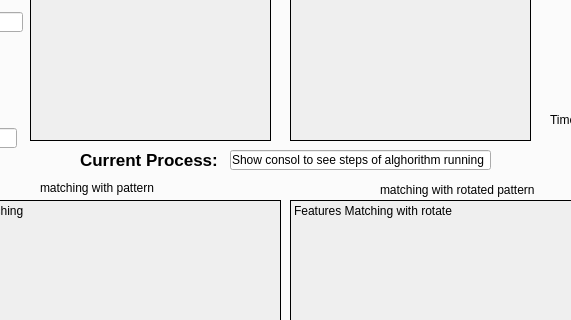
mennamohsensaad/Computer-Vision-And-Matching-Functions, file MainWindow.ui: the form before one commit; both pictures show x 152 to 723 and y 136 to 456 of the 884 by 585 pixel window.
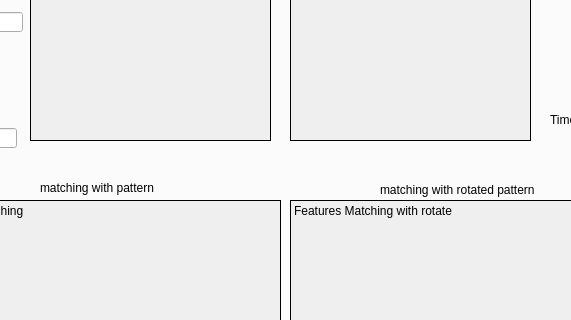
The form after the commit. The open tabs and pages were chosen to show the change. Custom widgets are drawn as their Qt base class.

The edit to the form file:
```diff
--- a/MainWindow.ui
+++ b/MainWindow.ui
@@ -2363,39 +2363,6 @@
        <set>Qt::AlignLeading|Qt::AlignLeft|Qt::AlignTop</set>
       </property>
      </widget>
-     <widget class="QLineEdit" name="lineEdit_current_process">
-      <property name="geometry">
-       <rect>
-        <x>380</x>
-        <y>260</y>
-        <width>261</width>
-        <height>20</height>
-       </rect>
-      </property>
-      <property name="text">
-       <string>Show consol to see steps of alghorithm running </string>
-      </property>
-     </widget>
-     <widget class="QLabel" name="label_48">
-      <property name="geometry">
-       <rect>
-        <x>230</x>
-        <y>260</y>
-        <width>141</width>
-        <height>20</height>
-       </rect>
-      </property>
-      <property name="font">
-       <font>
-        <pointsize>13</pointsize>
-        <weight>75</weight>
-        <bold>true</bold>
-       </font>
-      </property>
-      <property name="text">
-       <string>Current Process:</string>
-      </property>
-     </widget>
      <widget class="QLabel" name="label_49">
       <property name="geometry">
        <rect>
```
Left out of the diff: 2 changed lines with no effect on the pictures.
